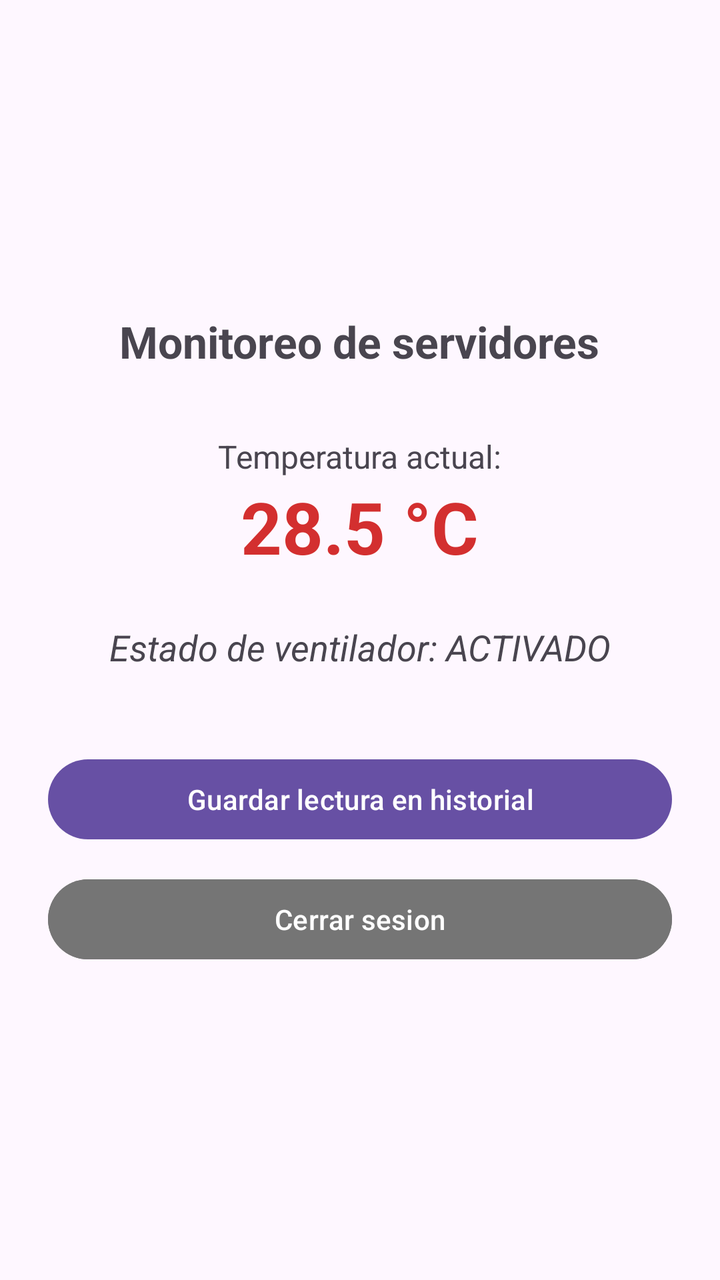
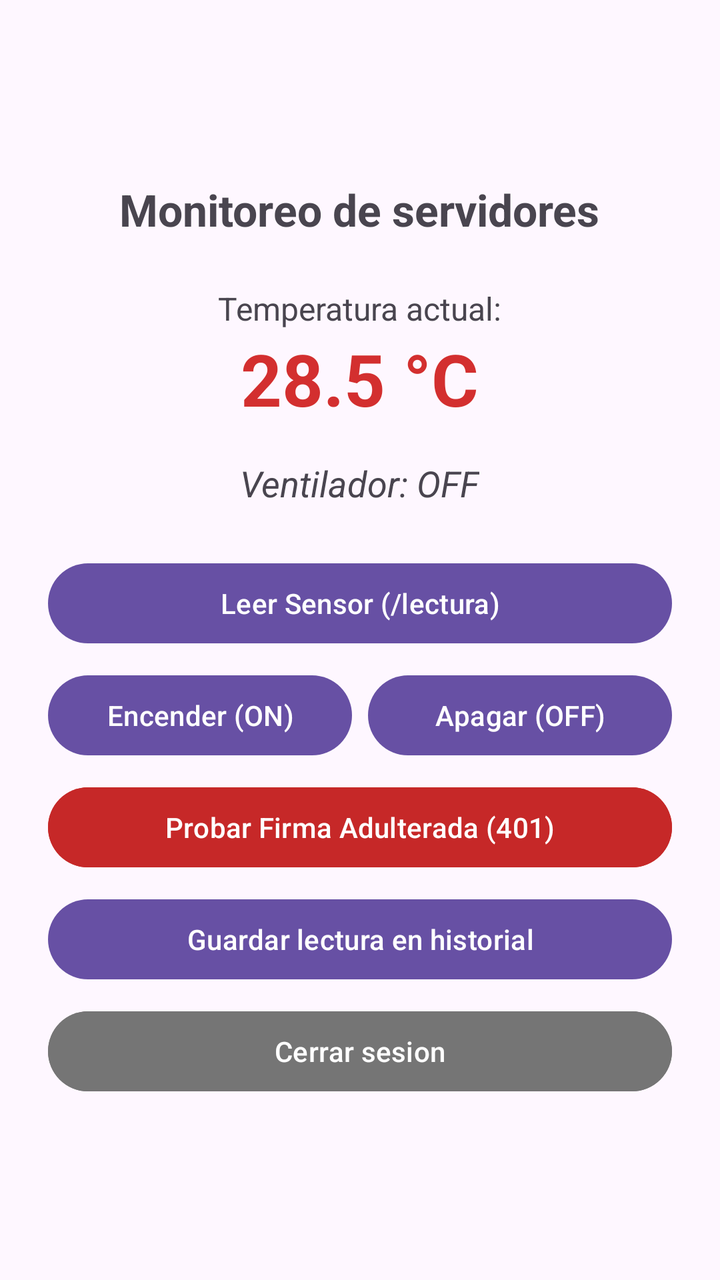

Compare the two renders of this Android layout. The source of the first and the diff that turns it into the second are given below.
<!-- AndroidManifest.xml: application theme Theme.ControlIoT -->
<!-- res/layout/activity_dashboard.xml -->
<?xml version="1.0" encoding="utf-8"?>
<LinearLayout xmlns:android="http://schemas.android.com/apk/res/android"
    android:layout_width="match_parent"
    android:layout_height="match_parent"
    android:orientation="vertical"
    android:gravity="center"
    android:padding="24dp">

    <TextView
        android:layout_width="wrap_content"
        android:layout_height="wrap_content"
        android:text="Monitoreo de servidores"
        android:textSize="22sp"
        android:textStyle="bold"
        android:layout_marginBottom="32dp" />


    <TextView
        android:id="@+id/tvTempLabel"
        android:layout_width="wrap_content"
        android:layout_height="wrap_content"
        android:text="Temperatura actual:"
        android:textSize="16sp" />

    <TextView
        android:id="@+id/tvTemperatura"
        android:layout_width="wrap_content"
        android:layout_height="wrap_content"
        android:text="28.5 °C"
        android:textSize="36sp"
        android:textStyle="bold"
        android:textColor="#D32F2F"
        android:layout_marginBottom="24dp" />


    <TextView
        android:id="@+id/tvEstadoVentilador"
        android:layout_width="wrap_content"
        android:layout_height="wrap_content"
        android:text="Estado de ventilador: ACTIVADO"
        android:textSize="18sp"
        android:textStyle="italic"
        android:layout_marginBottom="40dp" />


    <Button
        android:id="@+id/btnRegistrar"
        android:layout_width="match_parent"
        android:layout_height="wrap_content"
        android:text="Guardar lectura en historial"
        android:layout_marginBottom="12dp" />


    <Button
        android:id="@+id/btnLogout"
        android:layout_width="match_parent"
        android:layout_height="wrap_content"
        android:text="Cerrar sesion"
        android:backgroundTint="#757575" />

</LinearLayout>
<!-- resources referenced by this layout -->
<resources>
  <style name="Theme.ControlIoT" parent="Base.Theme.ControlIoT" />
  <style name="Base.Theme.ControlIoT" parent="Theme.Material3.DayNight.NoActionBar">
          
          
      </style>
</resources>

<!-- the commit's change to res/layout/activity_dashboard.xml (unified diff, before → after) -->
@@ -2,18 +2,17 @@
 <LinearLayout xmlns:android="http://schemas.android.com/apk/res/android"
     android:layout_width="match_parent"
     android:layout_height="match_parent"
+    android:gravity="center"
     android:orientation="vertical"
-    android:gravity="center"
     android:padding="24dp">
 
     <TextView
         android:layout_width="wrap_content"
         android:layout_height="wrap_content"
+        android:layout_marginBottom="24dp"
         android:text="Monitoreo de servidores"
         android:textSize="22sp"
-        android:textStyle="bold"
-        android:layout_marginBottom="32dp" />
-
+        android:textStyle="bold" />
 
     <TextView
         android:id="@+id/tvTempLabel"
@@ -26,36 +25,71 @@
         android:id="@+id/tvTemperatura"
         android:layout_width="wrap_content"
         android:layout_height="wrap_content"
+        android:layout_marginBottom="16dp"
         android:text="28.5 °C"
+        android:textColor="#D32F2F"
         android:textSize="36sp"
-        android:textStyle="bold"
-        android:textColor="#D32F2F"
-        android:layout_marginBottom="24dp" />
-
+        android:textStyle="bold" />
 
     <TextView
         android:id="@+id/tvEstadoVentilador"
         android:layout_width="wrap_content"
         android:layout_height="wrap_content"
-        android:text="Estado de ventilador: ACTIVADO"
+        android:layout_marginBottom="24dp"
+        android:text="Ventilador: OFF"
         android:textSize="18sp"
-        android:textStyle="italic"
-        android:layout_marginBottom="40dp" />
+        android:textStyle="italic" />
 
+    <Button
+        android:id="@+id/btnActualizarTemp"
+        android:layout_width="match_parent"
+        android:layout_height="wrap_content"
+        android:layout_marginBottom="8dp"
+        android:text="Leer Sensor (/lectura)" />
+
+    <LinearLayout
+        android:layout_width="match_parent"
+        android:layout_height="wrap_content"
+        android:layout_marginBottom="8dp"
+        android:orientation="horizontal">
+
+        <Button
+            android:id="@+id/btnEncender"
+            android:layout_width="0dp"
+            android:layout_height="wrap_content"
+            android:layout_marginEnd="4dp"
+            android:layout_weight="1"
+            android:text="Encender (ON)" />
+
+        <Button
+            android:id="@+id/btnApagar"
+            android:layout_width="0dp"
+            android:layout_height="wrap_content"
+            android:layout_marginStart="4dp"
+            android:layout_weight="1"
+            android:text="Apagar (OFF)" />
+    </LinearLayout>
+
+    <Button
+        android:id="@+id/btnProbarAtaque"
+        android:layout_width="match_parent"
+        android:layout_height="wrap_content"
+        android:layout_marginBottom="8dp"
+        android:backgroundTint="#C62828"
+        android:text="Probar Firma Adulterada (401)" />
 
     <Button
         android:id="@+id/btnRegistrar"
         android:layout_width="match_parent"
         android:layout_height="wrap_content"
-        android:text="Guardar lectura en historial"
-        android:layout_marginBottom="12dp" />
-
+        android:layout_marginBottom="8dp"
+        android:text="Guardar lectura en historial" />
 
     <Button
         android:id="@+id/btnLogout"
         android:layout_width="match_parent"
         android:layout_height="wrap_content"
-        android:text="Cerrar sesion"
-        android:backgroundTint="#757575" />
+        android:backgroundTint="#757575"
+        android:text="Cerrar sesion" />
 
 </LinearLayout>
